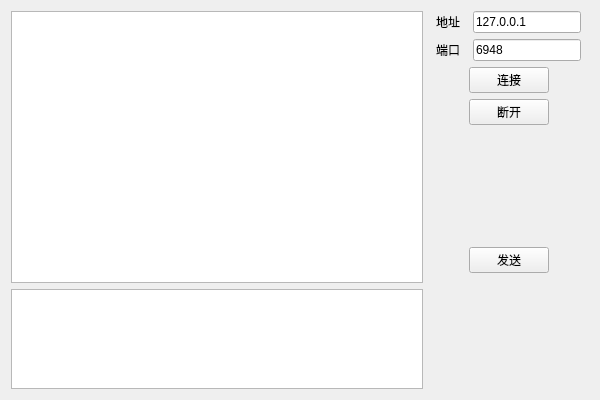
Qt form samples/TCP/echo/Client/widget.ui (Tancen/EasyIO) before a commit.
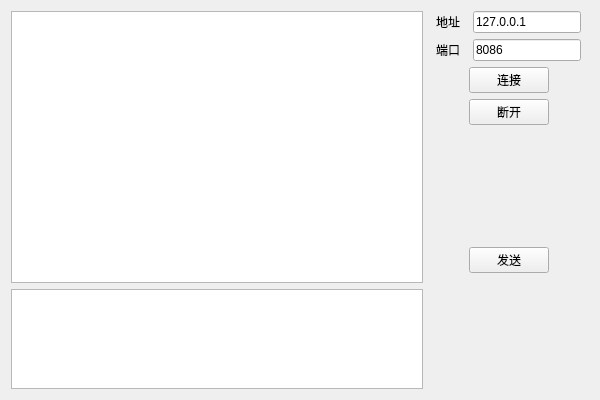
The same form after that commit.

```diff
--- a/samples/TCP/echo/Client/widget.ui
+++ b/samples/TCP/echo/Client/widget.ui
@@ -97,7 +97,7 @@
           </sizepolicy>
          </property>
          <property name="text">
-          <string>6948</string>
+          <string>8086</string>
          </property>
         </widget>
        </item>
```
